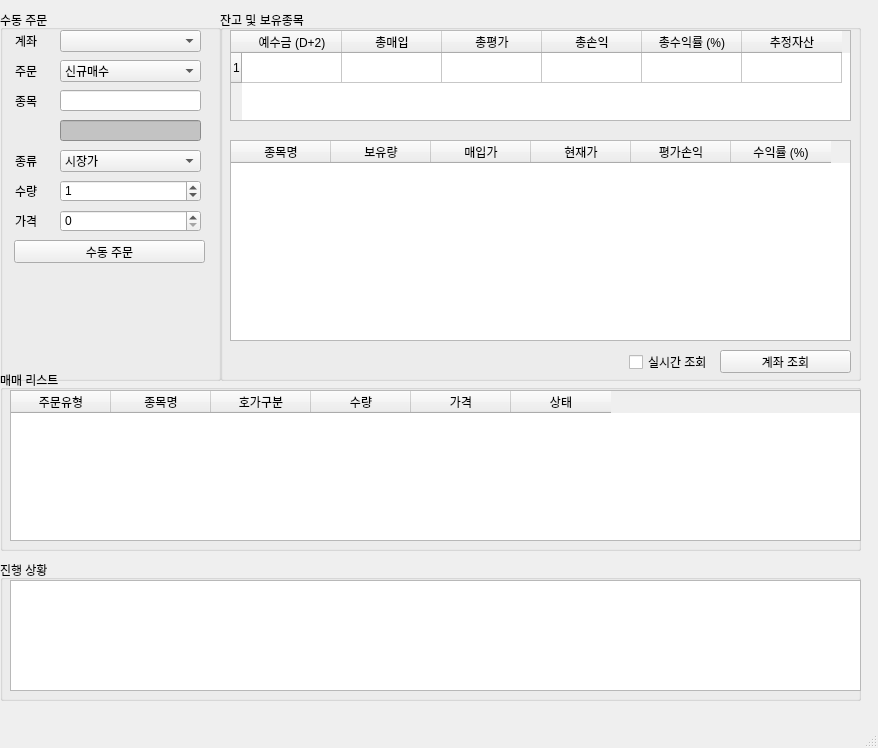
Qt form trade/Trade.ui (esjo93/AjouStock) before a commit.
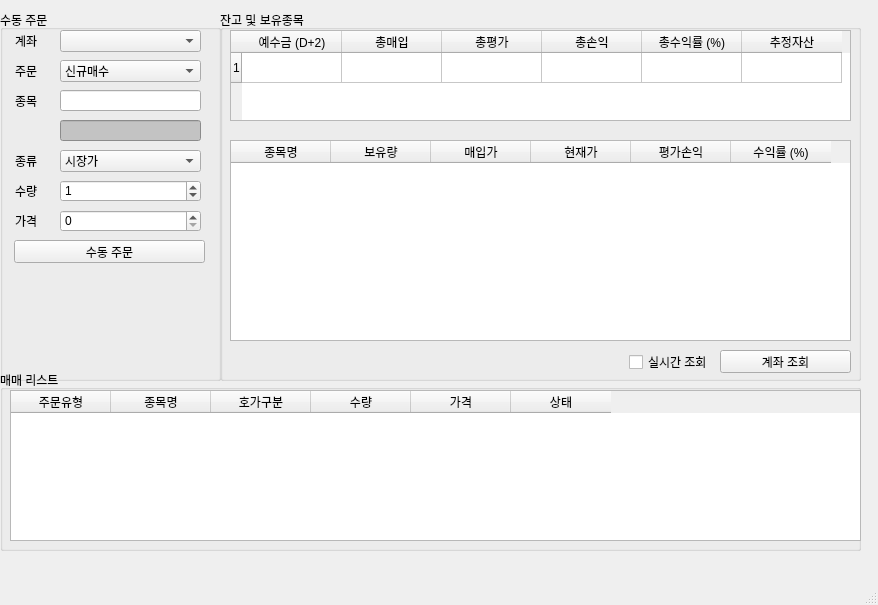
The same form after that commit. Icons and pictures are not drawn.

```diff
--- a/trade/Trade.ui
+++ b/trade/Trade.ui
@@ -7,7 +7,7 @@
     <x>0</x>
     <y>0</y>
     <width>878</width>
-    <height>748</height>
+    <height>605</height>
    </rect>
   </property>
   <property name="windowTitle">
@@ -413,29 +413,6 @@
      </column>
     </widget>
    </widget>
-   <widget class="QGroupBox" name="groupBox_8">
-    <property name="geometry">
-     <rect>
-      <x>0</x>
-      <y>560</y>
-      <width>861</width>
-      <height>141</height>
-     </rect>
-    </property>
-    <property name="title">
-     <string>진행 상황</string>
-    </property>
-    <widget class="QListWidget" name="listWidget">
-     <property name="geometry">
-      <rect>
-       <x>10</x>
-       <y>20</y>
-       <width>851</width>
-       <height>111</height>
-      </rect>
-     </property>
-    </widget>
-   </widget>
   </widget>
   <widget class="QMenuBar" name="menubar">
    <property name="geometry">
```
